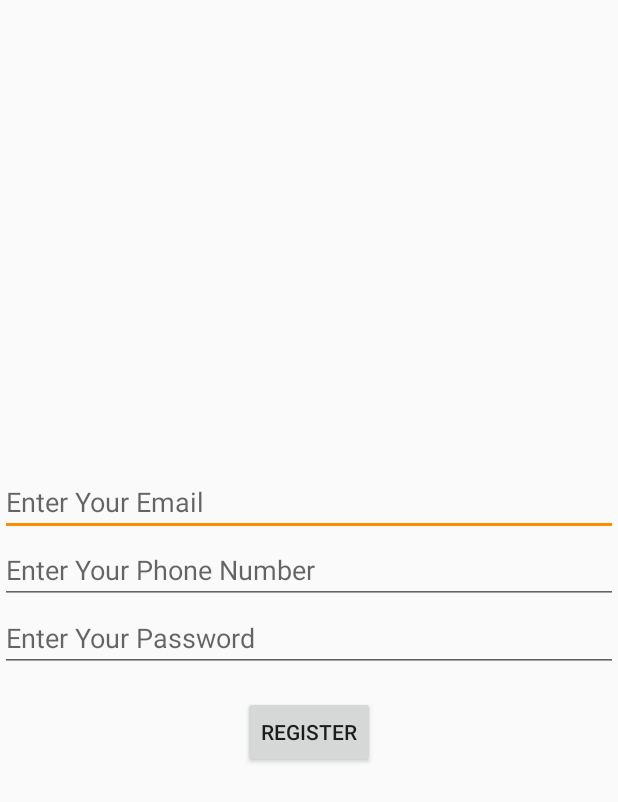
After one commit to TedOnyango/BarterApp, an Android app: the layout activity_registration.xml on its own in the app's theme, with its tools: preview values and no code run, on a phone screen of 412 x 824 dp. The commit adds this screen. Shown: the top 802 px of the screen. Run offline under Robolectric (Android 15) with nearby library versions, the phone set to English and light mode, and no system bars.

```diff
--- /dev/null
+++ b/app/src/main/res/layout/activity_registration.xml
@@ -0,0 +1,55 @@
+<?xml version="1.0" encoding="utf-8"?>
+<RelativeLayout xmlns:android="http://schemas.android.com/apk/res/android"
+    xmlns:app="http://schemas.android.com/apk/res-auto"
+    xmlns:tools="http://schemas.android.com/tools"
+    android:layout_width="match_parent"
+    android:layout_height="match_parent"
+    tools:context=".Registration">
+
+    <LinearLayout
+        android:layout_width="match_parent"
+        android:layout_height="wrap_content"
+        android:orientation="vertical"
+        android:layout_centerHorizontal="true"
+        android:layout_centerVertical="true">
+
+
+
+        <EditText
+            android:id="@+id/txtEmail"
+            android:layout_width="match_parent"
+            android:layout_height="wrap_content"
+            android:hint="Enter Your Email"
+            android:inputType="textEmailAddress"/>
+
+
+        <EditText
+            android:id="@+id/txtPhone"
+            android:layout_width="match_parent"
+            android:layout_height="wrap_content"
+            android:hint="Enter Your Phone Number"
+            android:inputType="phone"/>
+
+    <EditText
+        android:id="@+id/txtPassword"
+        android:layout_width="match_parent"
+        android:layout_height="wrap_content"
+        android:hint="Enter Your Password"
+        android:inputType="textPassword"/>
+
+
+        <Button
+            android:id="@+id/btnRegister"
+            android:layout_width="wrap_content"
+            android:layout_height="wrap_content"
+            android:layout_gravity="center"
+            android:layout_marginTop="@dimen/standard_margin"
+            android:text="@string/register"
+            tools:text="@string/register" />
+
+    </LinearLayout>
+
+
+
+
+</RelativeLayout>
--- a/app/src/main/res/values/strings.xml
+++ b/app/src/main/res/values/strings.xml
@@ -21,4 +21,6 @@
     <string name="menu_share">Share</string>
     <string name="menu_send">Send</string>
     <string name="menu_home">Home</string>
+    <string name="dbnode_user">users</string>
+    <string name="register">Register</string>
 </resources>
```
Also changed, not shown: app/src/main/AndroidManifest.xml (+7 -6 lines), app/src/main/java/com/ted/barterapp/BarterItemActivity.java (+0 -10 lines), app/src/main/java/com/ted/barterapp/Registration.java (added, +114 -0 lines), app/src/main/java/com/ted/barterapp/User.java (added, +68 -0 lines).
